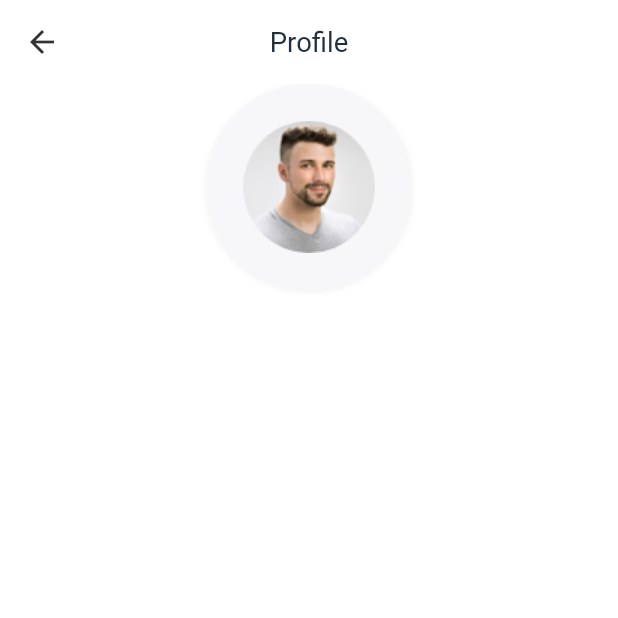
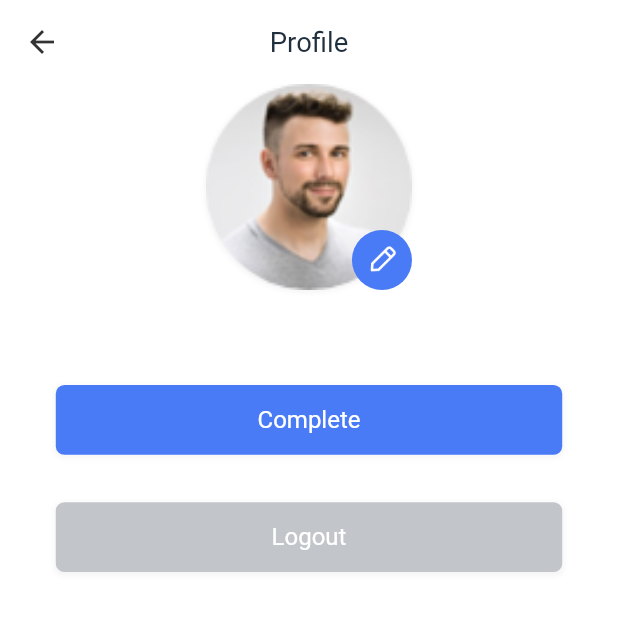
Before and after one commit to IMPranshu/chat-app, a Flutter app: the ProfilePage screen opened by its route, on a phone screen of 412 x 824 dp, the top half of it. Run offline on Flutter 3.47's test engine with Material 2 defaults, Android fonts, the light colour scheme and no system bars; our stand-ins replace cached_network_image, cloud_firestore, cookie_jar, dio, dio_cookie_manager, firebase_core and 9 more; accounts and stored records are empty.

Commit message:
logout button added

```diff
--- a/lib/pages/profile/controller.dart
+++ b/lib/pages/profile/controller.dart
@@ -1,5 +1,7 @@
+import 'package:chap/common/store/user.dart';
 import 'package:chap/pages/profile/state.dart';
 import 'package:get/get.dart';
+import 'package:google_sign_in/google_sign_in.dart';
 
 import '../../../common/routes/names.dart';
 
@@ -11,16 +13,11 @@ class ProfileController extends GetxController {
   final title = " # Chap . "; // this variable will not change over time
   final state = ProfileState(); // created a variable as we can use it later
 
-  @override
-  void onReady() {
-    super.onReady(); // we will do transitions using this
-    // from here we can go do different places i.e. Routing
-    // everything is getting initialised and then this is getting executed.
-    // so now we will and can got to new routes/pages
-    // so first we go to the sign in page
-    Future.delayed(
-        // wait 3 seconds later and call the AppRoutes function
-        const Duration(seconds: 3),
-        () => Get.offAllNamed(AppRoutes.Message));
+  void goLogout() async {
+    await GoogleSignIn()
+        .signOut(); // this is good enough to disconnect with the google servers only.
+
+    await UserStore.to
+        .onLogout(); // this is needed to remove any user related data from our app and also go automatically to the login page
   }
 }
--- a/lib/pages/profile/view.dart
+++ b/lib/pages/profile/view.dart
@@ -39,28 +39,138 @@ class ProfilePage extends GetView<ProfileController> {
                     blurRadius: 2,
                     offset: Offset(0, 1))
               ]),
-          child: Image(image: AssetImage("assets/images/account_header.png")),
+          child: Image(
+            width: 120.w,
+            height: 120.h,
+            fit: BoxFit.cover,
+            image: AssetImage("assets/images/account_header.png"),
+          ),
         ),
+        Positioned(
+            bottom: 0.w,
+            right: 0.w,
+            height: 35.w,
+            child: GestureDetector(
+              child: Container(
+                height: 35.w,
+                width: 35.w,
+                padding: EdgeInsets.all(7.w),
+                decoration: BoxDecoration(
+                  color: AppColors.primaryElement,
+                  borderRadius: BorderRadius.all(Radius.circular(40.w)),
+                ),
+                child: Image.asset("assets/icons/edit.png"),
+              ),
+            ))
       ],
+    );
+  }
+
+  Widget _buildCompleteBtn() {
+    return GestureDetector(
+      child: Container(
+        width: 295.w,
+        height: 44.h,
+        margin: EdgeInsets.only(top: 60.h, bottom: 30.h),
+        decoration: BoxDecoration(
+          color: AppColors.primaryElement,
+          borderRadius: BorderRadius.all(Radius.circular(5.w)),
+          boxShadow: [
+            BoxShadow(
+                color: Colors.grey.withOpacity(0.1),
+                spreadRadius: 1,
+                blurRadius: 2,
+                offset: Offset(0, 1))
+          ],
+        ),
+        child: Row(
+          mainAxisAlignment: MainAxisAlignment.center,
+          children: [
+            Text(
+              "Complete",
+              style: TextStyle(
+                color: AppColors.primaryElementText,
+                fontSize: 14.sp,
+                fontWeight: FontWeight.normal,
+              ),
+            ),
+          ],
+        ),
+      ),
+    );
+  }
+
+  Widget _buildLogoutBtn() {
+    return GestureDetector(
+      child: Container(
+        width: 295.w,
+        height: 44.h,
+        margin: EdgeInsets.only(top: 0.h, bottom: 30.h),
+        decoration: BoxDecoration(
+          color: AppColors.primarySecondaryElementText,
+          borderRadius: BorderRadius.all(Radius.circular(5.w)),
+          boxShadow: [
+            BoxShadow(
+                color: Colors.grey.withOpacity(0.1),
+                spreadRadius: 1,
+                blurRadius: 2,
+                offset: Offset(0, 1))
+          ],
+        ),
+        child: Row(
+          mainAxisAlignment: MainAxisAlignment.center,
+          children: [
+            Text(
+              "Logout",
+              style: TextStyle(
+                color: AppColors.primaryElementText,
+                fontSize: 14.sp,
+                fontWeight: FontWeight.normal,
+              ),
+            ),
+          ],
+        ),
+      ),
+      onTap: () {
+        Get.defaultDialog(
+          title: "You want to logout from Chap?",
+          content: Container(),
+          onConfirm: () {
+            controller.goLogout();
+          },
+          onCancel: () {},
+          textConfirm: "Yes",
+          textCancel: "No",
+          confirmTextColor: Colors.white,
+        );
+      },
     );
   }
 
   @override
   Widget build(BuildContext context) {
     return Scaffold(
-        appBar: _buildAppbar(),
-        body: SafeArea(
-            child: CustomScrollView(
+      appBar: _buildAppbar(),
+      body: SafeArea(
+        child: CustomScrollView(
           slivers: [
             // silver to box Adapter - it works silver and non-slive widgets
             SliverToBoxAdapter(
               child: Container(
                 child: Column(
-                  children: [_buildProfilePhoto()],
+                  mainAxisAlignment: MainAxisAlignment.start,
+                  crossAxisAlignment: CrossAxisAlignment.center,
+                  children: [
+                    _buildProfilePhoto(),
+                    _buildCompleteBtn(),
+                    _buildLogoutBtn()
+                  ],
                 ),
               ),
             )
           ],
-        )));
+        ),
+      ),
+    );
   }
 }
```
